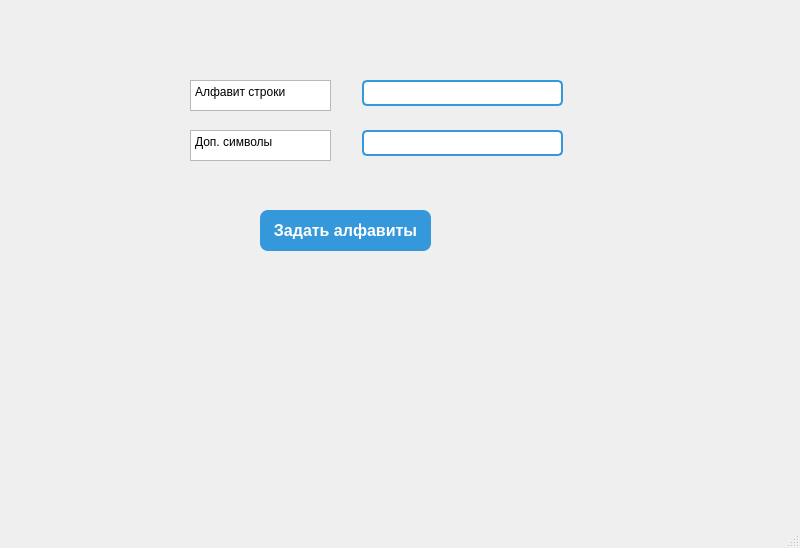
Before: the Qt Designer form mainwindow.ui in nnn2324/turing_machine, drawn with Qt 5.
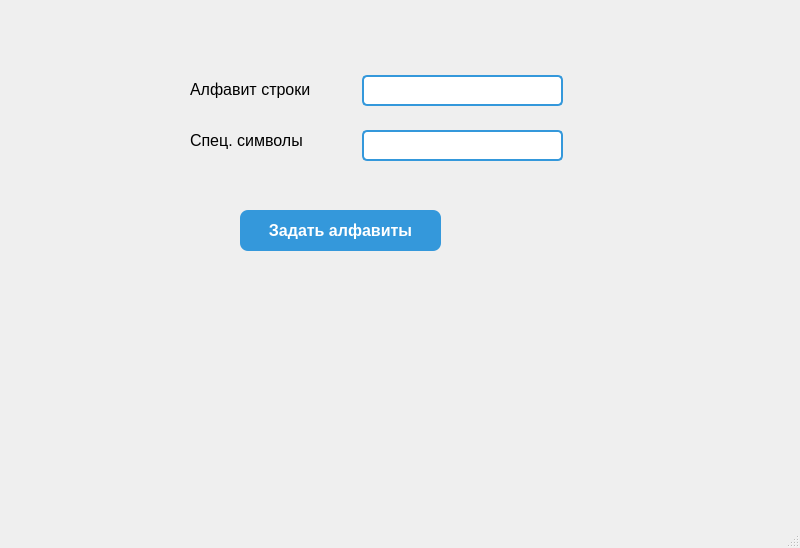
After: the same form once the commit is applied.

Commit message: Пытаюсь исправить дизайн

The edit to the form file:
```diff
--- a/mainwindow.ui
+++ b/mainwindow.ui
@@ -54,9 +54,9 @@
       <property name="geometry">
        <rect>
         <x>332</x>
-        <y>80</y>
+        <y>75</y>
         <width>201</width>
-        <height>26</height>
+        <height>31</height>
        </rect>
       </property>
      </widget>
@@ -66,16 +66,16 @@
         <x>332</x>
         <y>130</y>
         <width>201</width>
-        <height>26</height>
+        <height>31</height>
        </rect>
       </property>
      </widget>
      <widget class="QPushButton" name="btn_setAlphabets">
       <property name="geometry">
        <rect>
-        <x>230</x>
+        <x>210</x>
         <y>210</y>
-        <width>171</width>
+        <width>201</width>
         <height>41</height>
        </rect>
       </property>
@@ -83,30 +83,30 @@
        <string>Задать алфавиты</string>
       </property>
      </widget>
-     <widget class="QPlainTextEdit" name="plainTextEdit">
+     <widget class="QLabel" name="label">
       <property name="geometry">
        <rect>
         <x>160</x>
         <y>80</y>
-        <width>141</width>
-        <height>31</height>
+        <width>151</width>
+        <height>18</height>
        </rect>
       </property>
-      <property name="plainText">
+      <property name="text">
        <string>Алфавит строки</string>
       </property>
      </widget>
-     <widget class="QPlainTextEdit" name="plainTextEdit_2">
+     <widget class="QLabel" name="label_2">
       <property name="geometry">
        <rect>
         <x>160</x>
         <y>130</y>
-        <width>141</width>
-        <height>31</height>
+        <width>131</width>
+        <height>21</height>
        </rect>
       </property>
-      <property name="plainText">
-       <string>Доп. символы</string>
+      <property name="text">
+       <string>Спец. символы</string>
       </property>
      </widget>
     </widget>
```
Left out of the diff: 2 changed lines with no effect on the pictures. The commit also changes 1 other file.
